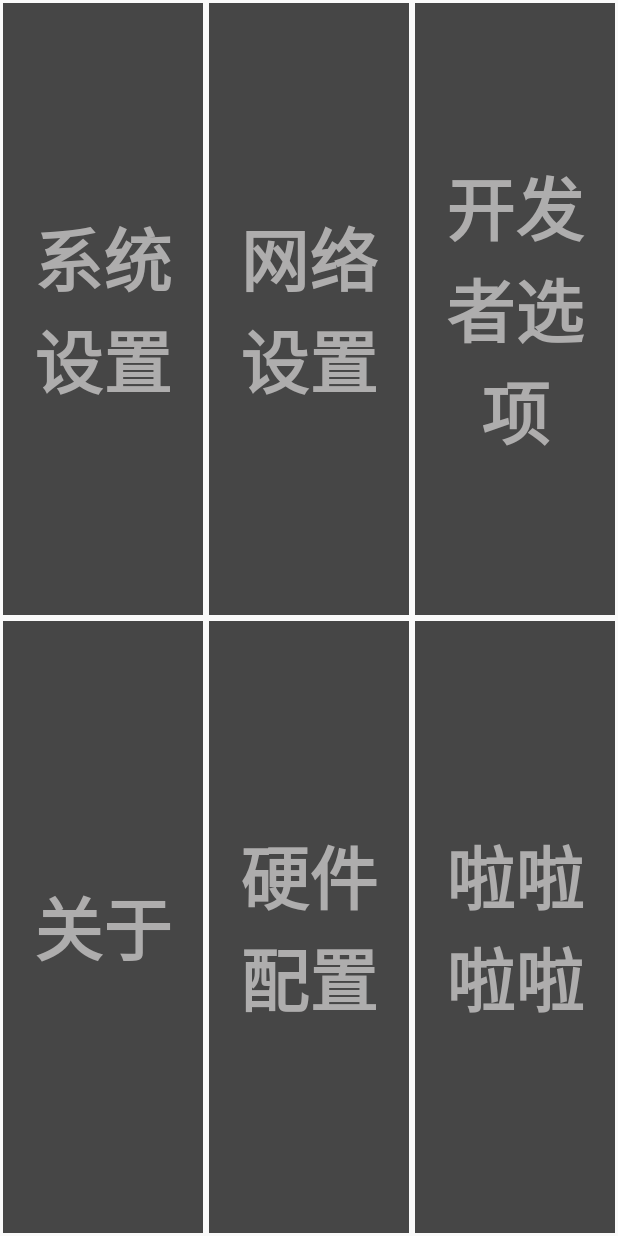
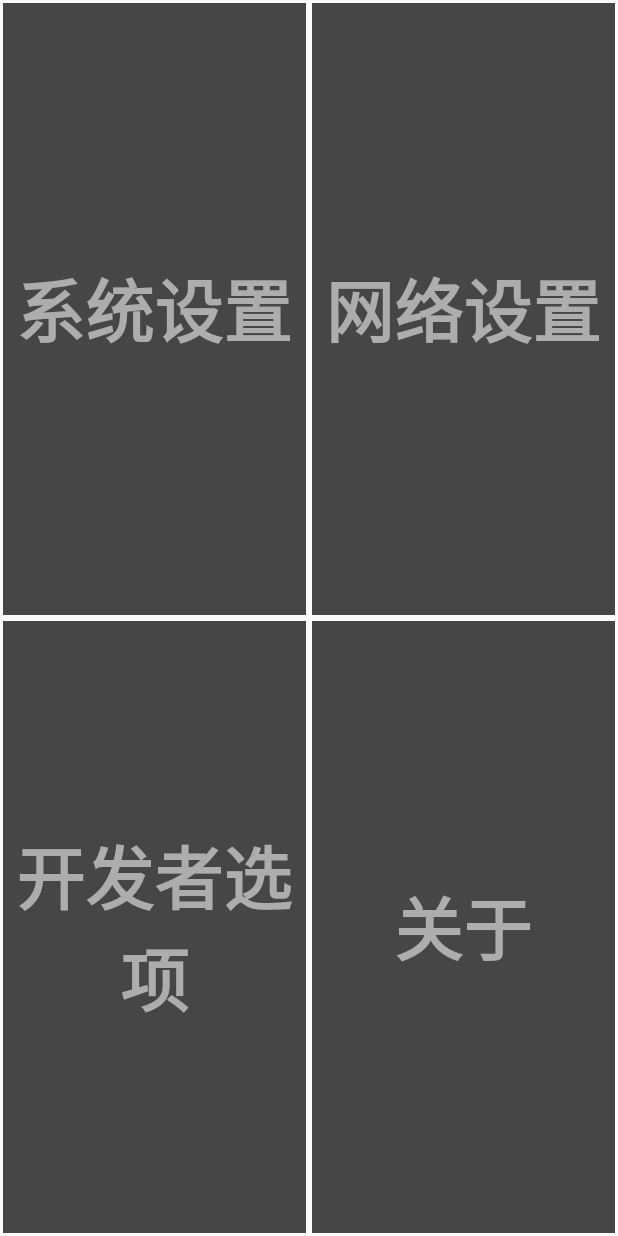
Before and after one commit to yforyoung/Launcher, an Android app: the SettingActivity screen opened directly, with no data from a screen before it, on a phone screen of 412 x 824 dp. Run offline under Robolectric (Android 15) with nearby library versions, the phone set to English and light mode, and no system bars.

```diff
--- a/app/src/main/res/layout/activity_net_setting.xml
+++ b/app/src/main/res/layout/activity_net_setting.xml
@@ -4,7 +4,7 @@
     xmlns:tools="http://schemas.android.com/tools"
     android:layout_width="match_parent"
     android:layout_height="match_parent"
-    android:background="@drawable/bg"
+    android:background="#6c6c6c"
     android:orientation="vertical"
     tools:context=".activity.NetSettingActivity">
 
--- a/app/src/main/res/layout/activity_setting.xml
+++ b/app/src/main/res/layout/activity_setting.xml
@@ -1,103 +1,79 @@
 <?xml version="1.0" encoding="utf-8"?>
 <LinearLayout xmlns:android="http://schemas.android.com/apk/res/android"
-    android:orientation="vertical"
-    android:fitsSystemWindows="true"
     xmlns:tools="http://schemas.android.com/tools"
     android:layout_width="match_parent"
     android:layout_height="match_parent"
+    android:fitsSystemWindows="true"
+    android:orientation="vertical"
     tools:context=".activity.SettingActivity">
 
     <LinearLayout
         android:layout_width="match_parent"
-        android:orientation="horizontal"
+        android:layout_height="0dp"
         android:layout_weight="1"
-        android:layout_height="0dp">
+        android:orientation="horizontal">
 
         <TextView
+            android:id="@+id/sys_set"
+            android:layout_width="0dp"
+            android:layout_height="match_parent"
+            android:layout_margin="2dp"
+            android:layout_weight="1"
+            android:background="#464646"
+            android:gravity="center"
             android:text="系统设置"
-            android:gravity="center"
-            android:background="#464646"
-            android:layout_margin="2dp"
             android:textColor="#aeadad"
             android:textSize="46sp"
-            android:textStyle="bold"
-            android:id="@+id/sys_set"
-            android:layout_weight="1"
-            android:layout_width="0dp"
-            android:layout_height="match_parent" />
+            android:textStyle="bold" />
 
         <TextView
+            android:id="@+id/net_set"
+            android:layout_width="0dp"
+            android:layout_height="match_parent"
+            android:layout_margin="2dp"
+            android:layout_weight="1"
+            android:background="#464646"
+            android:gravity="center"
             android:text="网络设置"
-            android:gravity="center"
-            android:background="#464646"
-            android:layout_margin="2dp"
             android:textColor="#aeadad"
             android:textSize="46sp"
-            android:textStyle="bold"
-            android:id="@+id/net_set"
-            android:layout_weight="1"
-            android:layout_width="0dp"
-            android:layout_height="match_parent" />
+            android:textStyle="bold" />
 
-        <TextView
-            android:text="开发者选项"
-            android:gravity="center"
-            android:background="#464646"
-            android:layout_margin="2dp"
-            android:textColor="#aeadad"
-            android:textSize="46sp"
-            android:textStyle="bold"
-            android:id="@+id/developer_set"
-            android:layout_weight="1"
-            android:layout_width="0dp"
-            android:layout_height="match_parent" />
+
     </LinearLayout>
 
     <LinearLayout
         android:layout_width="match_parent"
-        android:orientation="horizontal"
+        android:layout_height="0dp"
         android:layout_weight="1"
-        android:layout_height="0dp">
+        android:orientation="horizontal">
+
+        <TextView
+            android:id="@+id/developer_set"
+            android:layout_width="0dp"
+            android:layout_height="match_parent"
+            android:layout_margin="2dp"
+            android:layout_weight="1"
+            android:background="#464646"
+            android:gravity="center"
+            android:text="开发者选项"
+            android:textColor="#aeadad"
+            android:textSize="46sp"
+            android:textStyle="bold" />
 
         <TextView
 
+            android:id="@+id/info"
+            android:layout_width="0dp"
+            android:layout_height="match_parent"
+            android:layout_margin="2dp"
+            android:layout_weight="1"
+            android:background="#464646"
+            android:gravity="center"
             android:text="关于"
-            android:gravity="center"
-            android:background="#464646"
-            android:layout_margin="2dp"
             android:textColor="#aeadad"
             android:textSize="46sp"
-            android:textStyle="bold"
-            android:id="@+id/info"
-            android:layout_weight="1"
-            android:layout_width="0dp"
-            android:layout_height="match_parent" />
-
-        <TextView
-            android:text="硬件配置"
-            android:gravity="center"
-            android:background="#464646"
-            android:layout_margin="2dp"
-            android:textColor="#aeadad"
-            android:textSize="46sp"
-            android:textStyle="bold"
-            android:id="@+id/hard_set"
-            android:layout_weight="1"
-            android:layout_width="0dp"
-            android:layout_height="match_parent" />
-
-        <TextView
-            android:text="啦啦啦啦"
-            android:gravity="center"
-            android:background="#464646"
-            android:layout_margin="2dp"
-            android:textColor="#aeadad"
-            android:textSize="46sp"
-            android:textStyle="bold"
-            android:id="@+id/set_set"
-            android:layout_weight="1"
-            android:layout_width="0dp"
-            android:layout_height="match_parent" />
+            android:textStyle="bold" />
     </LinearLayout>
 
 </LinearLayout>
```
Also changed, not shown: app/src/main/java/com/example/y/launcher/activity/NetSettingActivity.java (+17 -4 lines), app/src/main/java/com/example/y/launcher/util/WifiComparator.java (+14 -9 lines), app/src/main/java/com/example/y/launcher/util/WifiUtil.java (+1 -6 lines).
